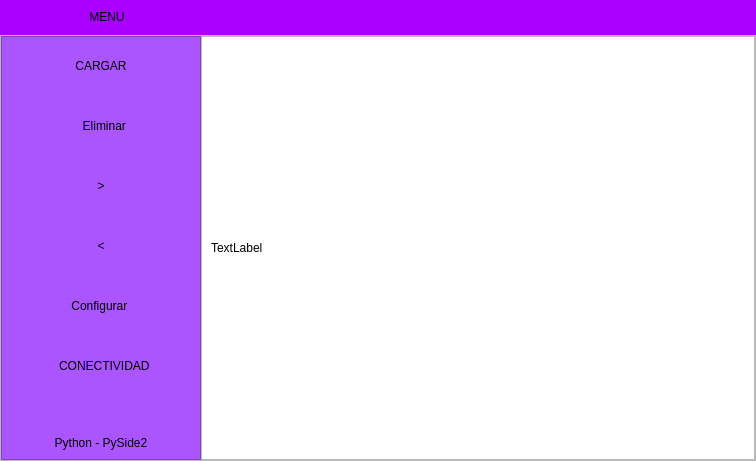
Before: the Qt Designer form interfaz2/menu.ui in JohanEstebanCuervo/Python_PQt5, drawn with Qt 5.
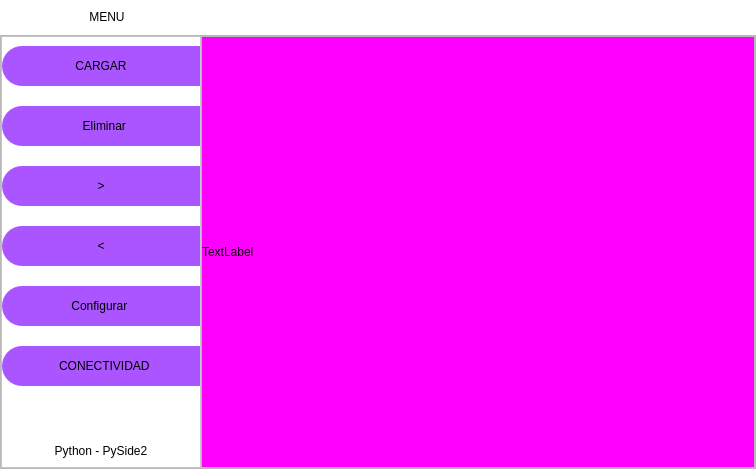
After: the same form once the commit is applied. The open tabs and pages were chosen to show the change. Icons and pictures are not drawn.

Diff of the .ui file:
```diff
--- a/interfaz2/menu.ui
+++ b/interfaz2/menu.ui
@@ -7,7 +7,7 @@
     <x>0</x>
     <y>0</y>
     <width>756</width>
-    <height>461</height>
+    <height>469</height>
    </rect>
   </property>
   <property name="minimumSize">
@@ -23,6 +23,9 @@
    <string notr="true"/>
   </property>
   <widget class="QWidget" name="centralwidget">
+   <property name="styleSheet">
+    <string notr="true">font: 8pt &quot;Microsoft Sans Serif&quot;;</string>
+   </property>
    <layout class="QVBoxLayout" name="verticalLayout">
     <property name="spacing">
      <number>0</number>
@@ -59,7 +62,7 @@
 border-top-left-radius: 20px;
 border-bottom-left-radius: 20px;
 
-background-color: rgb(170, 0, 255);
+background-color: rgb(255,255, 255);
 
 }
 </string>
@@ -102,7 +105,7 @@
          </property>
          <property name="styleSheet">
           <string notr="true">QPushButton{
-background-color: #aa00ff;
+background-color: #ffffff;
 font: 87 12pt &quot;Arial Black&quot;;
 border-radius:0px;
 }
@@ -350,7 +353,7 @@
          <property name="styleSheet">
           <string notr="true">
 QFrame{
-background-color:#aa55ff;
+background-color:#ffffff;
 }
 
 
@@ -660,9 +663,21 @@
             </widget>
             <widget class="QWidget" name="page_configuracion">
              <property name="styleSheet">
-              <string notr="true">background-color: rgb(255, 255, 255);</string>
+              <string notr="true">background-color: rgb(255, 0, 255);</string>
              </property>
              <layout class="QVBoxLayout" name="verticalLayout_8">
+              <property name="leftMargin">
+               <number>0</number>
+              </property>
+              <property name="topMargin">
+               <number>0</number>
+              </property>
+              <property name="rightMargin">
+               <number>0</number>
+              </property>
+              <property name="bottomMargin">
+               <number>0</number>
+              </property>
               <item>
                <widget class="QLabel" name="label_configuration">
                 <property name="text">
```
Left out of the diff: 10 changed lines with no effect on the pictures.
